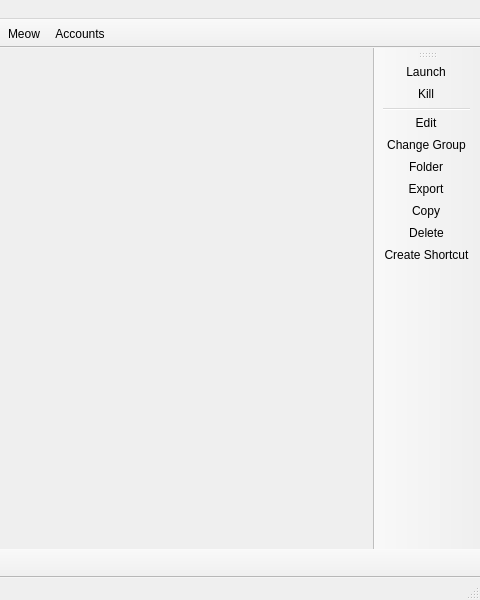
corecommit/PollyMC-Continued, file launcher/ui/MainWindow.ui: the form before one commit; both pictures show x 320 to 800 and y 0 to 600 of the 800 by 600 pixel window.
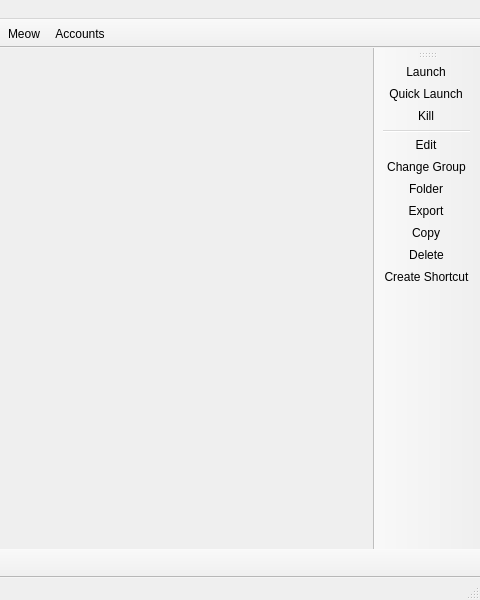
The form after the commit. Icons and pictures are not drawn. Custom widgets are drawn as their Qt base class.

Commit message: Add: Quick Launch, multiplayer skin note, fix COPYING.md, SVG metadata, .gitignore vcpkg

The edit to the form file:
```diff
--- a/launcher/ui/MainWindow.ui
+++ b/launcher/ui/MainWindow.ui
@@ -115,6 +115,7 @@
     <bool>false</bool>
    </attribute>
    <addaction name="actionLaunchInstance"/>
+   <addaction name="actionQuickLaunch"/>
    <addaction name="actionKillInstance"/>
    <addaction name="separator"/>
    <addaction name="actionEditInstance"/>
@@ -341,6 +342,17 @@
     <string>Launch the selected instance.</string>
    </property>
   </action>
+   <action name="actionQuickLaunch">
+    <property name="icon">
+     <iconset theme="media-playback-start"/>
+    </property>
+    <property name="text">
+     <string>&amp;Quick Launch</string>
+    </property>
+    <property name="toolTip">
+     <string>Launch the last played instance.</string>
+    </property>
+   </action>
   <action name="actionKillInstance">
    <property name="icon">
     <iconset theme="status-bad"/>
```
Left out of the diff: 1 changed line with no effect on the pictures. Lines whose indentation alone changed are shown as unchanged. The commit also changes 5 other files.
